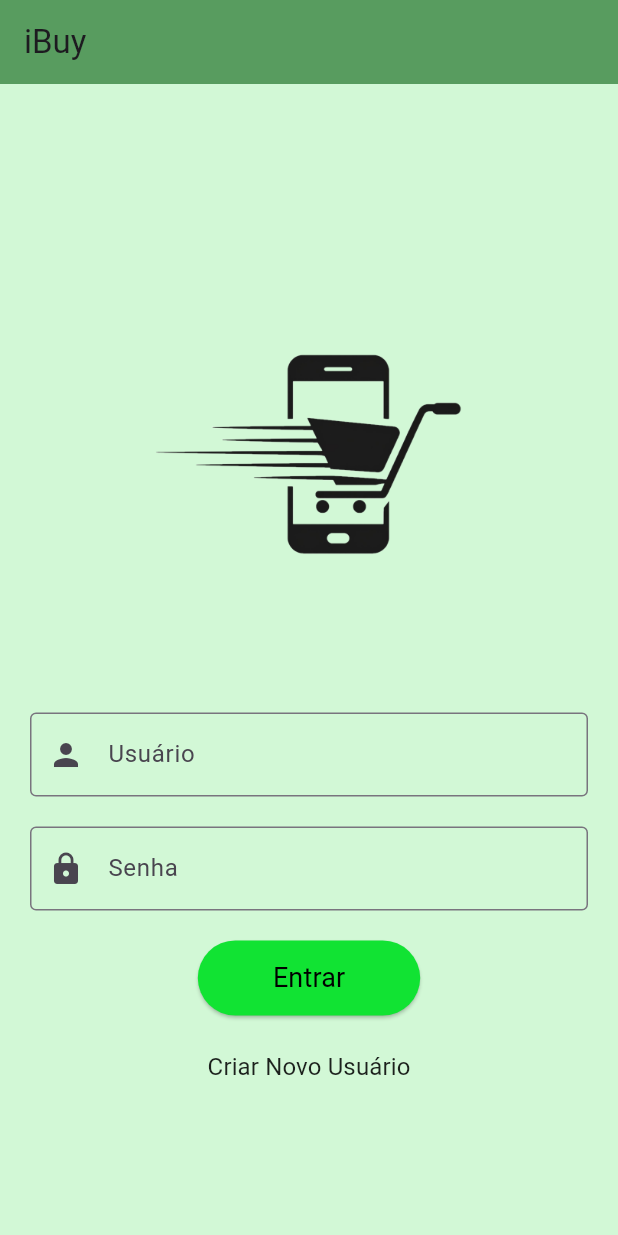
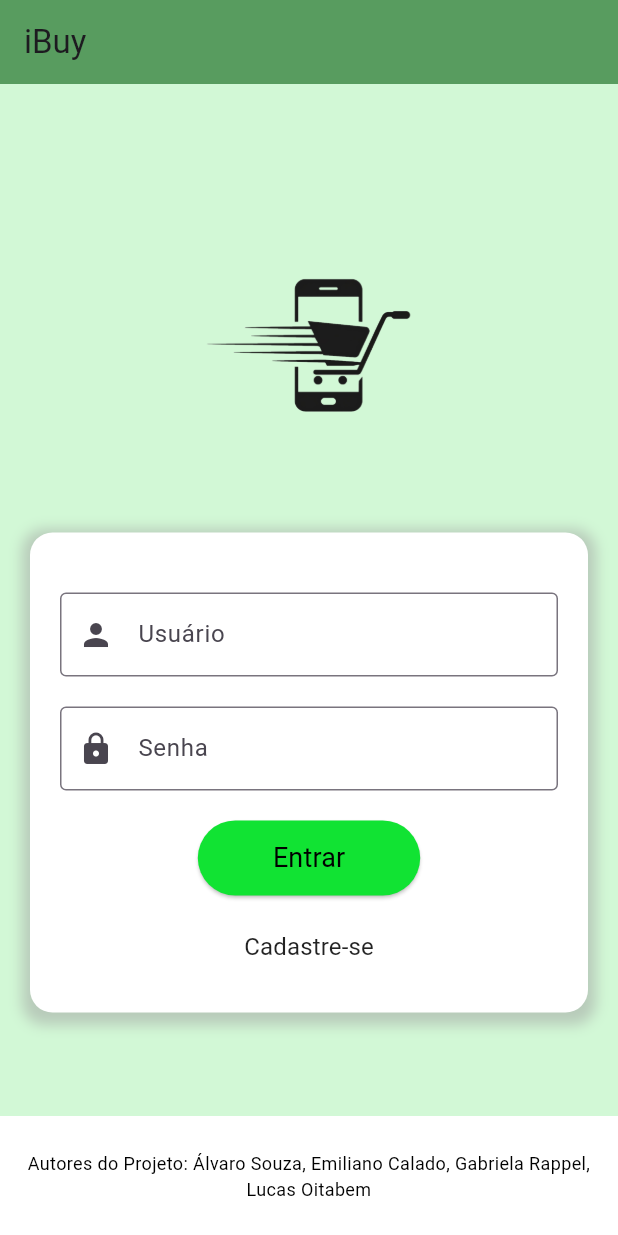
Before and after one commit to gabrielarappel/AppListaDeCompras, a Flutter app: the screen it shows after launch, on a phone screen of 412 x 824 dp. Run offline on Flutter 3.47's test engine with Material 3 defaults, Android fonts, the phone set to English and light mode, and no system bars; our stand-ins replace cloud_firestore, firebase_core; accounts and stored records are empty; statements that could not run were skipped.

Commit message:
Opção de edição, modificação no visual

```diff
--- a/lib/app/features/pages/login_page.dart
+++ b/lib/app/features/pages/login_page.dart
@@ -3,10 +3,15 @@ import 'package:flutter/material.dart';
 import 'main_list.dart';
 import 'user_manager.dart';
 
+class LoginPage extends StatefulWidget {
+  @override
+  _LoginPageState createState() => _LoginPageState();
+}
 
-class LoginPage extends StatelessWidget {
+class _LoginPageState extends State<LoginPage> {
   final TextEditingController _usernameController = TextEditingController();
   final TextEditingController _passwordController = TextEditingController();
+  bool _isPasswordVisible = false;
 
   @override
   Widget build(BuildContext context) {
@@ -27,9 +32,26 @@ class LoginPage extends StatelessWidget {
               children: <Widget>[
                 Image.asset(
                   'lib/app/assets/logo_app.png',
-                  height: 300,
+                  height: 200,
                 ),
-                SizedBox(height: 30.0),
+                const SizedBox(height: 30.0),
+                Container(
+                  padding: EdgeInsets.all(20.0),
+                  decoration: BoxDecoration(
+                    color: Colors.white,
+                    borderRadius: BorderRadius.circular(15.0),
+                    boxShadow: [
+                      BoxShadow(
+                        color: Colors.grey.withOpacity(0.5),
+                        spreadRadius: 5,
+                        blurRadius: 7,
+                        offset: const Offset(0, 3),
+                      ),
+                    ],
+                  ),
+                  child: Column(
+                    children: [
+                      SizedBox(height: 20.0),
                       Container(
                         constraints: BoxConstraints(maxWidth: 400),
                         child: TextField(
@@ -39,6 +61,7 @@ class LoginPage extends StatelessWidget {
                             border: OutlineInputBorder(),
                             prefixIcon: Icon(Icons.person),
                           ),
+                          textInputAction: TextInputAction.next,
                         ),
                       ),
                       SizedBox(height: 20.0),
@@ -49,9 +72,21 @@ class LoginPage extends StatelessWidget {
                           decoration: InputDecoration(
                             labelText: 'Senha',
                             border: OutlineInputBorder(),
-                      prefixIcon: Icon(Icons.lock),
+                            prefixIcon: GestureDetector(
+                              onTap: () {
+                                setState(() {
+                                  _isPasswordVisible = !_isPasswordVisible;
+                                });
+                              },
+                              child: Icon(
+                                _isPasswordVisible
+                                    ? Icons.lock_open
+                                    : Icons.lock,
                               ),
-                    obscureText: true,
+                            ),
+                          ),
+                          textInputAction: TextInputAction.done,
+                          obscureText: !_isPasswordVisible,
                         ),
                       ),
                       SizedBox(height: 20.0),
@@ -93,7 +128,8 @@ class LoginPage extends StatelessWidget {
                         },
                         style: ElevatedButton.styleFrom(
                           backgroundColor: const Color(0xFF11E333),
-                    padding: EdgeInsets.symmetric(horizontal: 50, vertical: 12),
+                          padding: EdgeInsets.symmetric(
+                              horizontal: 50, vertical: 12),
                           shape: RoundedRectangleBorder(
                             borderRadius: BorderRadius.circular(30.0),
                           ),
@@ -109,13 +145,16 @@ class LoginPage extends StatelessWidget {
                           showDialog(
                             context: context,
                             builder: (BuildContext context) {
-                        return CreateUserPopup();
+                              return CreateUserPopup(); // Mostra o popup de criação de usuário
                             },
                           );
                         },
                         child: Text(
-                    'Criar Novo Usuário',
+                          'Cadastre-se',
                           style: TextStyle(fontSize: 16, color: Colors.black87),
+                        ),
+                      ),
+                    ],
                   ),
                 ),
               ],
@@ -123,6 +162,18 @@ class LoginPage extends StatelessWidget {
           ),
         ),
       ),
+      bottomNavigationBar: BottomAppBar(
+        color: Colors.white,
+        child: Container(
+          height: 56.0,
+          alignment: Alignment.center,
+          child: Text(
+            'Autores do Projeto: Álvaro Souza, Emiliano Calado, Gabriela Rappel, Lucas Oitabem',
+            style: TextStyle(color: Colors.black, fontSize: 12),
+            textAlign: TextAlign.center,
+          ),
+        ),
+      ),
     );
   }
 }
```
Also changed, not shown: lib/app/features/pages/items_list.dart (+35 -5 lines), lib/app/features/pages/main_list.dart (+36 -4 lines), lib/app/features/widgets/add_list_dialog.dart (+13 -4 lines), lib/app/features/widgets/add_product_dialog.dart (+23 -13 lines). Lines whose indentation alone changed are shown as unchanged.
